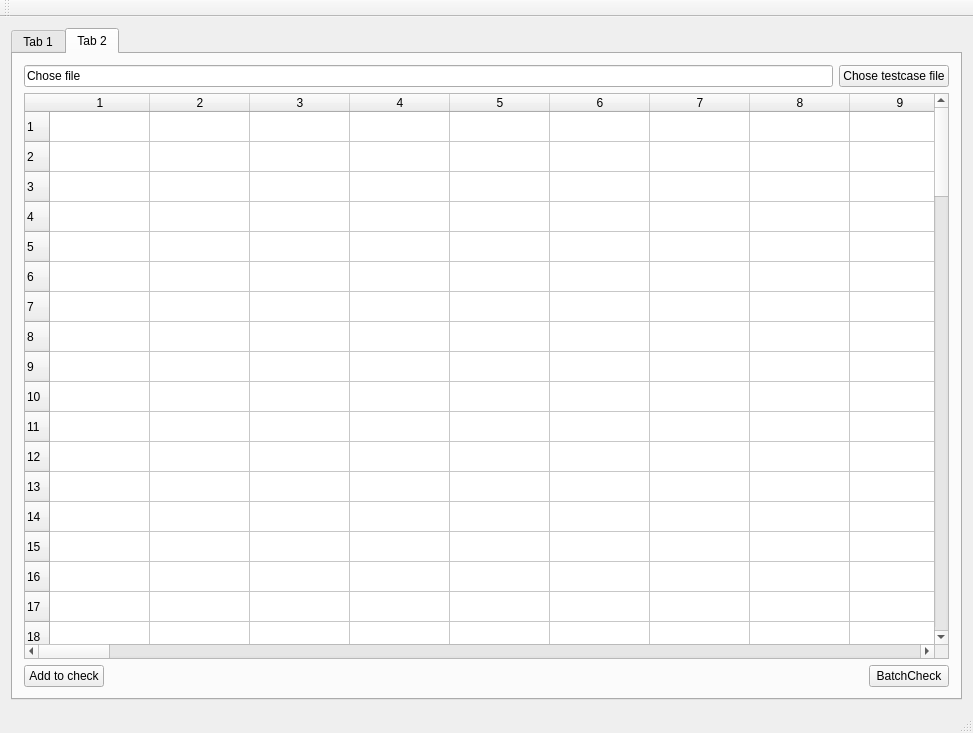
Before: the Qt Designer form mainwindow.ui in theunusingname/filingCheck, drawn with Qt 5.
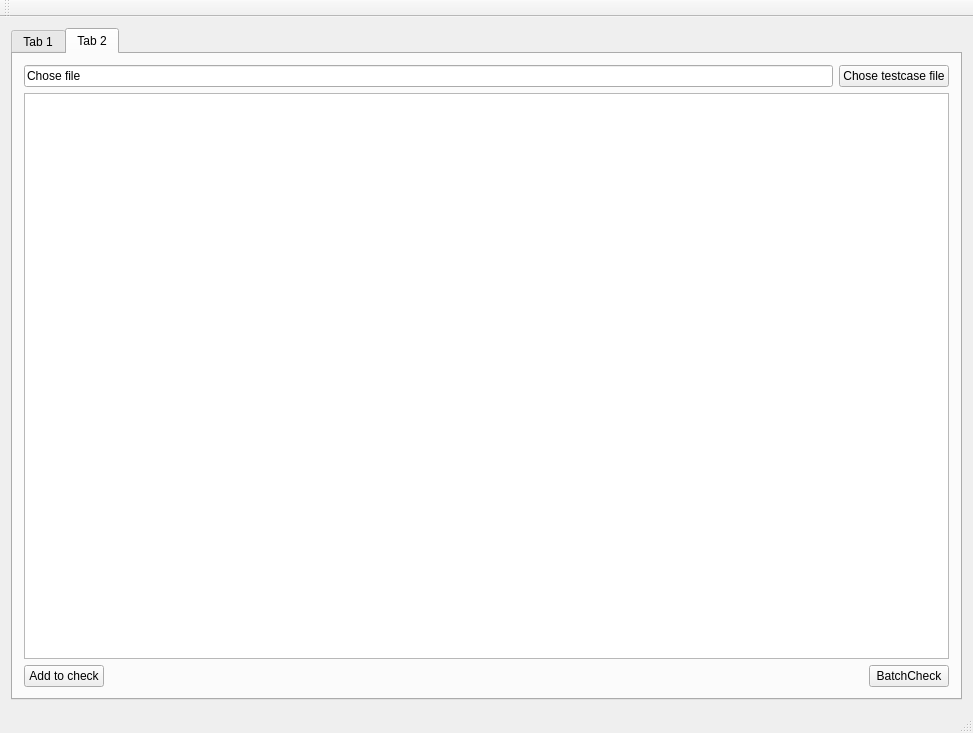
After: the same form once the commit is applied. The open tabs and pages were chosen to show the change.

Commit message: ui bad fix for table

```diff
--- a/mainwindow.ui
+++ b/mainwindow.ui
@@ -159,214 +159,14 @@
           <item row="1" column="0">
            <widget class="QTableWidget" name="tableWidget">
             <property name="rowCount">
-             <number>100</number>
+             <number>0</number>
             </property>
             <property name="columnCount">
-             <number>100</number>
+             <number>0</number>
             </property>
             <attribute name="horizontalHeaderCascadingSectionResizes">
              <bool>true</bool>
             </attribute>
-            <row/>
-            <row/>
-            <row/>
-            <row/>
-            <row/>
-            <row/>
-            <row/>
-            <row/>
-            <row/>
-            <row/>
-            <row/>
-            <row/>
-            <row/>
-            <row/>
-            <row/>
-            <row/>
-            <row/>
-            <row/>
-            <row/>
-            <row/>
-            <row/>
-            <row/>
-            <row/>
-            <row/>
-            <row/>
-            <row/>
-            <row/>
-            <row/>
-            <row/>
-            <row/>
-            <row/>
-            <row/>
-            <row/>
-            <row/>
-            <row/>
-            <row/>
-            <row/>
-            <row/>
-            <row/>
-            <row/>
-            <row/>
-            <row/>
-            <row/>
-            <row/>
-            <row/>
-            <row/>
-            <row/>
-            <row/>
-            <row/>
-            <row/>
-            <row/>
-            <row/>
-            <row/>
-            <row/>
-            <row/>
-            <row/>
-            <row/>
-            <row/>
-            <row/>
-            <row/>
-            <row/>
-            <row/>
-            <row/>
-            <row/>
-            <row/>
-            <row/>
-            <row/>
-            <row/>
-            <row/>
-            <row/>
-            <row/>
-            <row/>
-            <row/>
-            <row/>
-            <row/>
-            <row/>
-            <row/>
-            <row/>
-            <row/>
-            <row/>
-            <row/>
-            <row/>
-            <row/>
-            <row/>
-            <row/>
-            <row/>
-            <row/>
-            <row/>
-            <row/>
-            <row/>
-            <row/>
-            <row/>
-            <row/>
-            <row/>
-            <row/>
-            <row/>
-            <row/>
-            <row/>
-            <row/>
-            <row/>
-            <column/>
-            <column/>
-            <column/>
-            <column/>
-            <column/>
-            <column/>
-            <column/>
-            <column/>
-            <column/>
-            <column/>
-            <column/>
-            <column/>
-            <column/>
-            <column/>
-            <column/>
-            <column/>
-            <column/>
-            <column/>
-            <column/>
-            <column/>
-            <column/>
-            <column/>
-            <column/>
-            <column/>
-            <column/>
-            <column/>
-            <column/>
-            <column/>
-            <column/>
-            <column/>
-            <column/>
-            <column/>
-            <column/>
-            <column/>
-            <column/>
-            <column/>
-            <column/>
-            <column/>
-            <column/>
-            <column/>
-            <column/>
-            <column/>
-            <column/>
-            <column/>
-            <column/>
-            <column/>
-            <column/>
-            <column/>
-            <column/>
-            <column/>
-            <column/>
-            <column/>
-            <column/>
-            <column/>
-            <column/>
-            <column/>
-            <column/>
-            <column/>
-            <column/>
-            <column/>
-            <column/>
-            <column/>
-            <column/>
-            <column/>
-            <column/>
-            <column/>
-            <column/>
-            <column/>
-            <column/>
-            <column/>
-            <column/>
-            <column/>
-            <column/>
-            <column/>
-            <column/>
-            <column/>
-            <column/>
-            <column/>
-            <column/>
-            <column/>
-            <column/>
-            <column/>
-            <column/>
-            <column/>
-            <column/>
-            <column/>
-            <column/>
-            <column/>
-            <column/>
-            <column/>
-            <column/>
-            <column/>
-            <column/>
-            <column/>
-            <column/>
-            <column/>
-            <column/>
-            <column/>
-            <column/>
-            <column/>
            </widget>
           </item>
           <item row="2" column="0">
```
Left out of the diff: 2 changed lines with no effect on the pictures.
